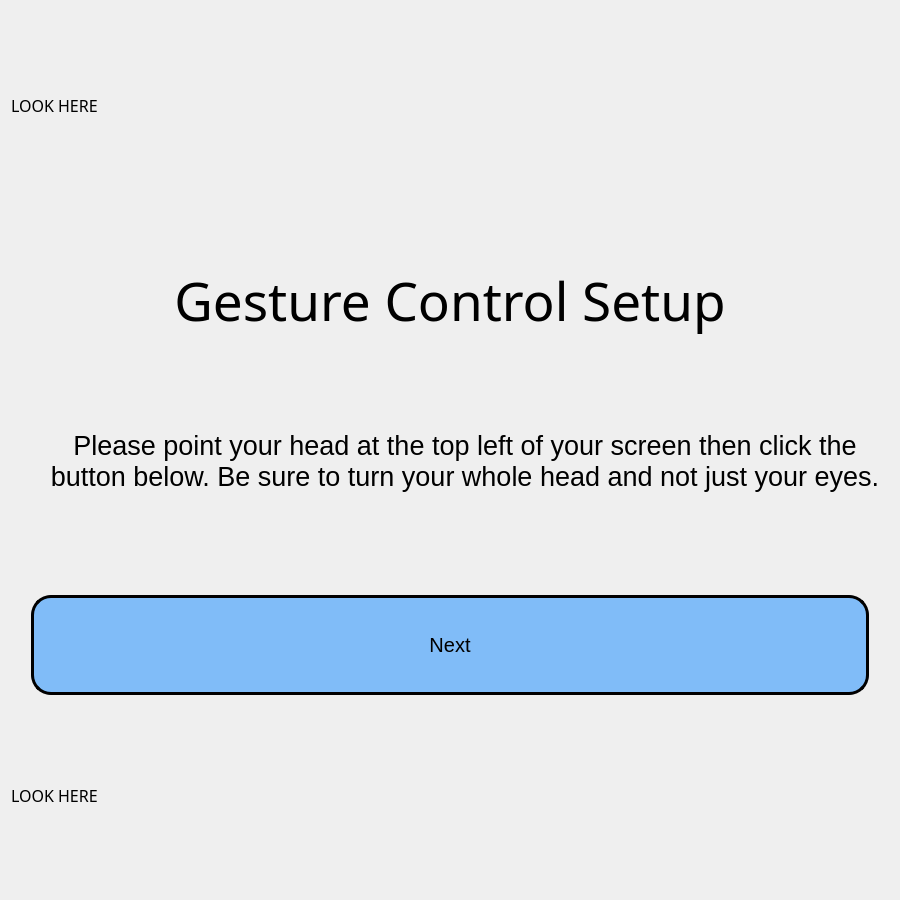
The window that GUI/calibrate.ui (tannouri22/gesture-control) describes before a commit, drawn with Qt 5.
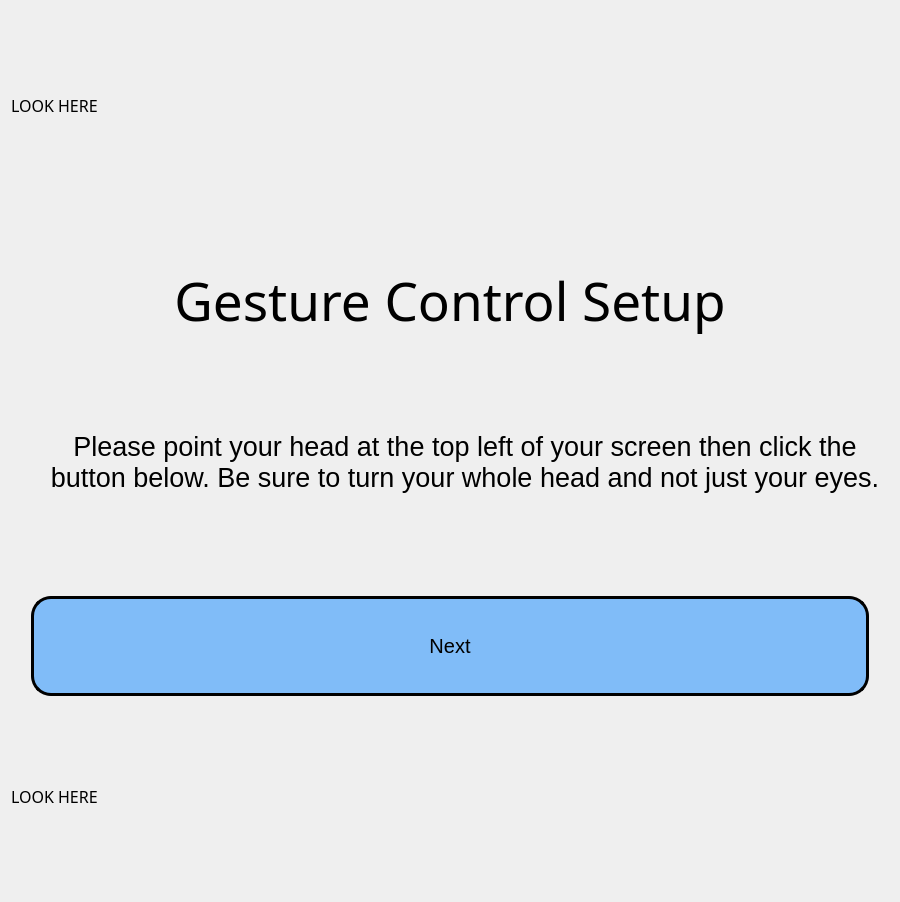
The same window after the commit.

Diff of the .ui file:
```diff
--- a/GUI/calibrate.ui
+++ b/GUI/calibrate.ui
@@ -7,7 +7,7 @@
     <x>0</x>
     <y>0</y>
     <width>900</width>
-    <height>900</height>
+    <height>902</height>
    </rect>
   </property>
   <property name="windowTitle">
@@ -153,6 +153,9 @@
     <layout class="QHBoxLayout" name="horizontalLayout_3">
      <item>
       <widget class="QLabel" name="bottomLabel">
+       <property name="enabled">
+        <bool>true</bool>
+       </property>
        <property name="font">
         <font>
          <family>Arial Rounded MT Bold</family>
```
